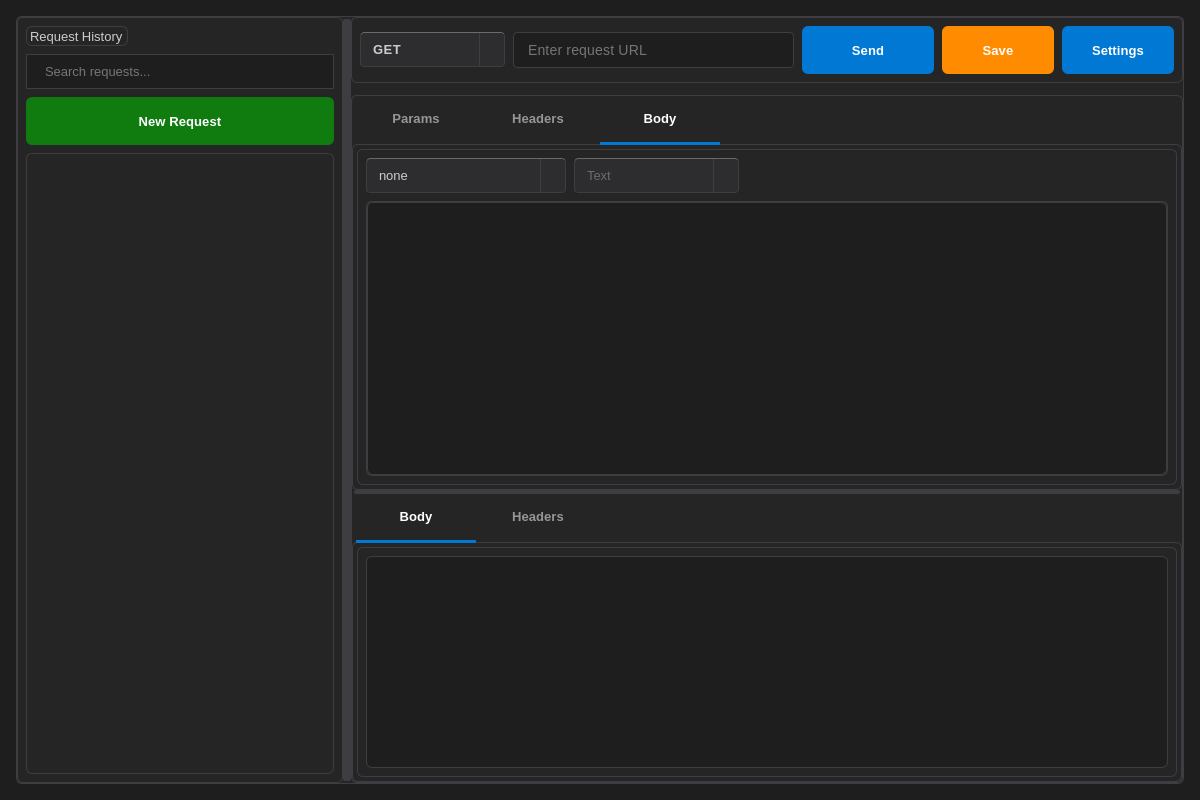
Old version of the form samples/networkrequesttool/NetworkRequestTool.ui in the repository VilasWang/qt-network-request.
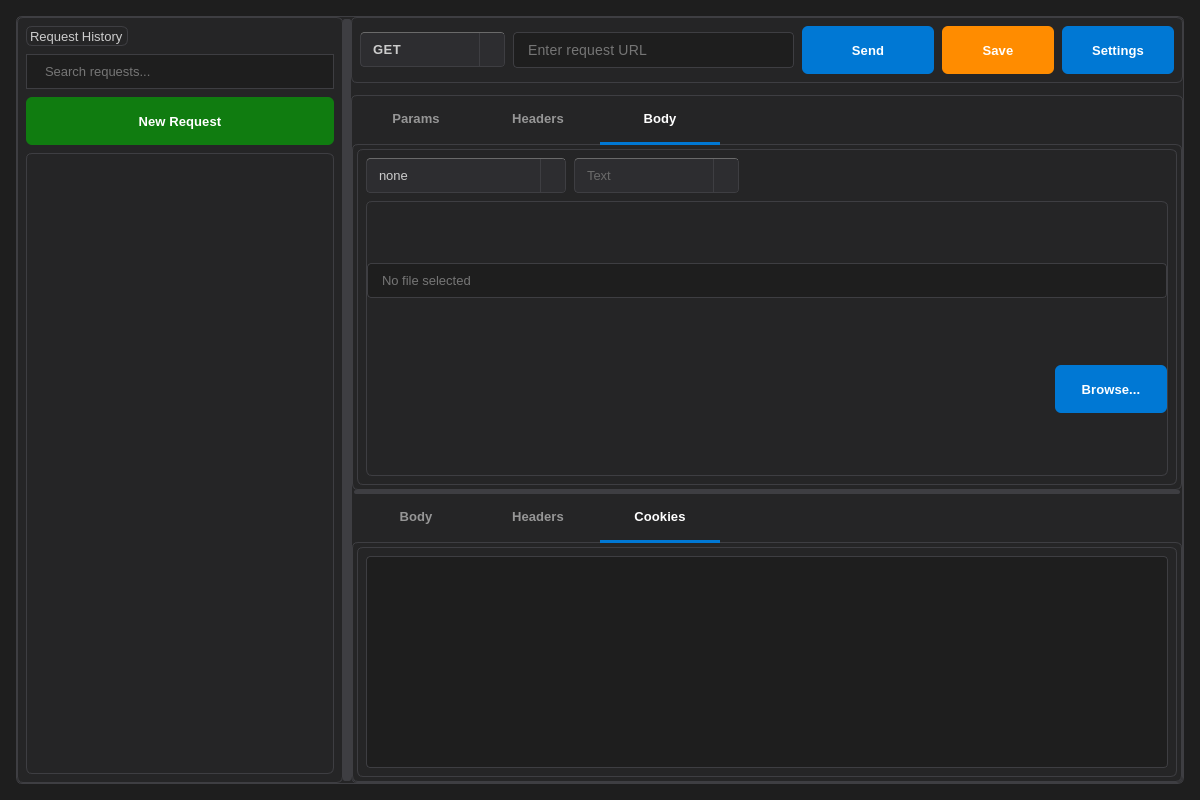
New version of the form. The open tabs and pages were chosen to show the change.

Commit message: feat(http): add Postman-like auth, body types, query params and response extras

The edit to the form file:
```diff
--- a/samples/networkrequesttool/NetworkRequestTool.ui
+++ b/samples/networkrequesttool/NetworkRequestTool.ui
@@ -1629,6 +1629,56 @@
                  </item>
                 </layout>
                </widget>
+               <widget class="QWidget" name="page_binary">
+                <layout class="QVBoxLayout" name="verticalLayout_binary">
+                 <property name="leftMargin">
+                  <number>0</number>
+                 </property>
+                 <property name="topMargin">
+                  <number>0</number>
+                 </property>
+                 <property name="rightMargin">
+                  <number>0</number>
+                 </property>
+                 <property name="bottomMargin">
+                  <number>0</number>
+                 </property>
+                 <item>
+                  <widget class="QLineEdit" name="lineEdit_binary_path">
+                   <property name="readOnly">
+                    <bool>true</bool>
+                   </property>
+                   <property name="placeholderText">
+                    <string>No file selected</string>
+                   </property>
+                  </widget>
+                 </item>
+                 <item>
+                  <layout class="QHBoxLayout" name="horizontalLayout_binary">
+                   <item>
+                    <spacer name="horizontalSpacer_binary">
+                     <property name="orientation">
+                      <enum>Qt::Horizontal</enum>
+                     </property>
+                     <property name="sizeHint" stdset="0">
+                      <size>
+                       <width>40</width>
+                       <height>20</height>
+                      </size>
+                     </property>
+                    </spacer>
+                   </item>
+                   <item>
+                    <widget class="QPushButton" name="btn_binary_browse">
+                     <property name="text">
+                      <string>Browse...</string>
+                     </property>
+                    </widget>
+                   </item>
+                  </layout>
+                 </item>
+                </layout>
+               </widget>
               </widget>
              </item>
             </layout>
@@ -1696,6 +1746,35 @@
              </item>
             </layout>
            </widget>
+           <widget class="QWidget" name="tab_response_cookies">
+            <attribute name="title">
+             <string>Cookies</string>
+            </attribute>
+            <layout class="QVBoxLayout" name="verticalLayout_response_cookies">
+             <property name="spacing">
+              <number>8</number>
+             </property>
+             <property name="leftMargin">
+              <number>8</number>
+             </property>
+             <property name="topMargin">
+              <number>8</number>
+             </property>
+             <property name="rightMargin">
+              <number>8</number>
+             </property>
+             <property name="bottomMargin">
+              <number>8</number>
+             </property>
+             <item>
+              <widget class="QTextEdit" name="textEdit_response_cookies">
+               <property name="readOnly">
+                <bool>true</bool>
+               </property>
+              </widget>
+             </item>
+            </layout>
+           </widget>
           </widget>
          </widget>
         </item>
```
The commit also changes 21 other files.
